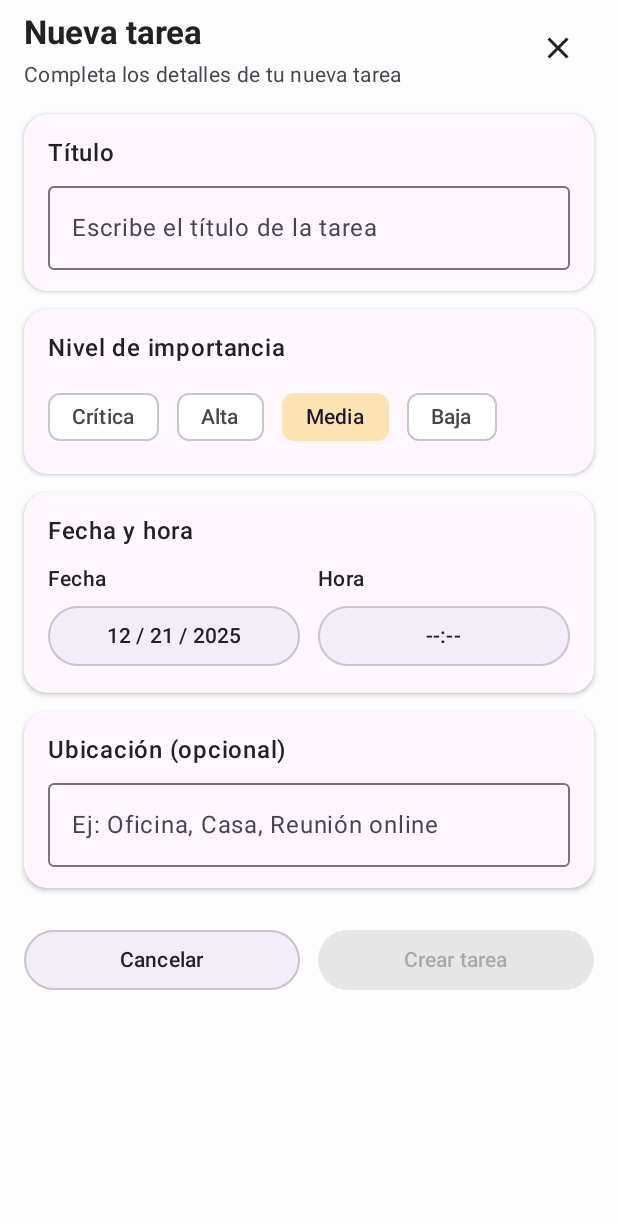
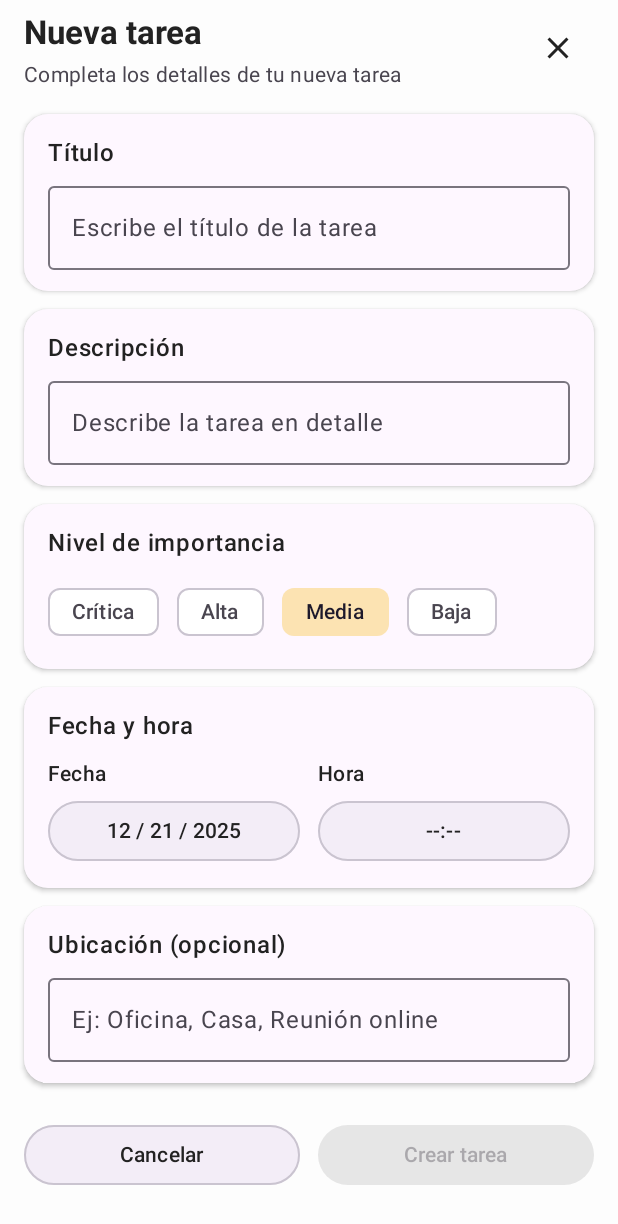
Before and after one commit to Diegomez15/task-it, an Android app built with Jetpack Compose: the TaskFormScreen screen opened through its navigation route, on a phone screen of 412 x 824 dp. Shown: the top 1224 px of the screen. Run offline under Robolectric (Android 15) with nearby library versions, the phone set to English and light mode, and no system bars; our stand-ins replace Room's generated code.

```diff
--- a/app/src/main/java/com/example/task_it/presentation/tasks/form/TaskFormScreen.kt
+++ b/app/src/main/java/com/example/task_it/presentation/tasks/form/TaskFormScreen.kt
@@ -123,6 +123,18 @@ fun TaskFormScreen(
 
             Spacer(modifier = Modifier.height(12.dp))
 
+            FormSectionCard(title = "Descripción") {
+                OutlinedTextField(
+                    value = state.description,
+                    onValueChange = viewModel::onDescriptionChange,
+                    maxLines = 3,
+                    modifier = Modifier.fillMaxWidth(),
+                    placeholder = { Text("Describe la tarea en detalle") }
+                )
+            }
+
+            Spacer(modifier = Modifier.height(12.dp))
+
             // Sección Nivel de importancia
             FormSectionCard(title = "Nivel de importancia") {
                 Column(verticalArrangement = Arrangement.spacedBy(8.dp)) {
@@ -214,7 +226,7 @@ fun TaskFormScreen(
                     Text("Cancelar")
                 }
 
-                val isCreateEnabled = state.title.isNotBlank() && state.description.isNotBlank()
+                val isCreateEnabled = state.title.isNotBlank()
 
                 Button(
                     onClick = {
--- a/app/src/main/java/com/example/task_it/presentation/tasks/form/TaskFormViewModel.kt
+++ b/app/src/main/java/com/example/task_it/presentation/tasks/form/TaskFormViewModel.kt
@@ -40,7 +40,7 @@ class TaskFormViewModel(application: Application) : AndroidViewModel(application
     }
 
     fun onDescriptionChange(value: String) {
-        _uiState.value = _uiState.value.copy(location = value)
+        _uiState.value = _uiState.value.copy(description = value)
     }
 
     fun createTask() {
@@ -48,7 +48,7 @@ class TaskFormViewModel(application: Application) : AndroidViewModel(application
 
         val task = Task(
             title = state.title,
-            description = "Sin descripción",
+            description = state.description,
             priority = state.priority,
             date = state.date,
             time = state.time,
```
